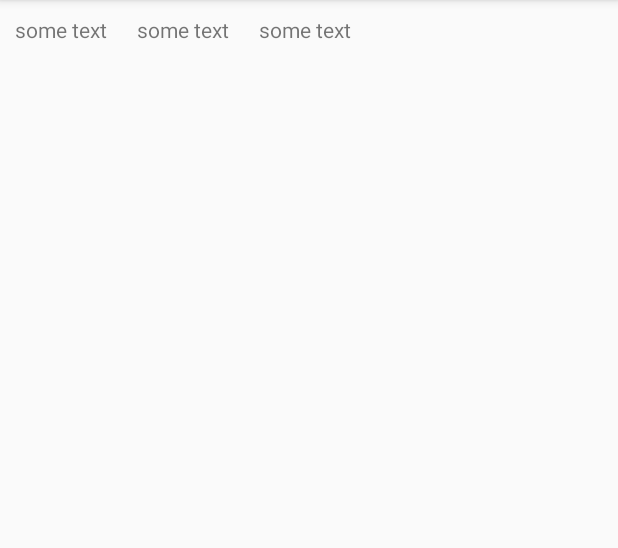
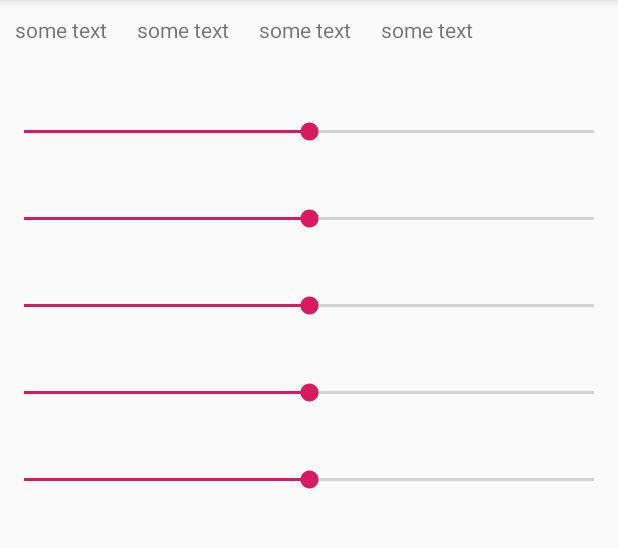
Before and after one commit to JackKetch1686/Equalizer, an Android app: the EqualizerActivity screen opened directly, with no data from a screen before it, on a phone screen of 412 x 824 dp, the part 84-632 px from its top. Run offline under Robolectric (Android 15) with nearby library versions, the light colour scheme and no system bars; 6 statements that could not run were skipped.

Commit message:
Added seekBars but it doesnt work by now

```diff
--- a/app/src/main/java/ru/spb/designedBy239School/advancedMusicPlayer/EqualizerActivity.kt
+++ b/app/src/main/java/ru/spb/designedBy239School/advancedMusicPlayer/EqualizerActivity.kt
@@ -4,6 +4,7 @@ import android.media.audiofx.Equalizer
 import androidx.appcompat.app.AppCompatActivity
 import android.os.Bundle
 import android.util.Log
+import android.widget.SeekBar
 import kotlinx.android.synthetic.main.activity_equalizer.*
 import kotlinx.android.synthetic.main.activity_main.*
 
@@ -19,8 +20,32 @@ class EqualizerActivity : AppCompatActivity() {
         }
 
         val equalizer = Equalizer(1, intent.getStringExtra("Session_Id").toInt())
+        Log.d("EQ", "Start level is ${equalizer.getBandLevel(0)}")
 
         text_preset.text = equalizer.getPresetName(equalizer.currentPreset)
         text_number_of_bands.text = equalizer.numberOfBands.toString()
+        tex_min_freq.text = equalizer.getBandFreqRange(0)[0].toString()
+        tex_min_freq.text = equalizer.getBandFreqRange(0)[1].toString()
+
+
+        eq_seek_bar_1.setOnSeekBarChangeListener(object : SeekBar.OnSeekBarChangeListener {
+            override fun onStartTrackingTouch(seekBar : SeekBar?) {
+
+            }
+
+            override fun onStopTrackingTouch(seekBar : SeekBar?) {
+                equalizer.setBandLevel(0, seekBar!!.progress.toShort())
+                text_band_0.text = equalizer.getBandLevel(0).toString()
+            }
+
+            override fun onProgressChanged(p0: SeekBar?, p1: Int, p2: Boolean) {
+
+            }
+
+        })
+//        val bands = Array<Short>(5) { i->i.toShort() }
+//        for (band in bands) {
+//            Log.d("EQ",("${equalizer.getBandFreqRange(band)[0]} ${equalizer.getBandFreqRange(band)[1]}"))
+//        }
     }
 }
--- a/app/src/main/java/ru/spb/designedBy239School/advancedMusicPlayer/MainActivity.kt
+++ b/app/src/main/java/ru/spb/designedBy239School/advancedMusicPlayer/MainActivity.kt
@@ -93,6 +93,7 @@ class MainActivity : AppCompatActivity() {
 
         val intent = Intent(this, EqualizerActivity::class.java)
         intent.putExtra("Session_Id", mediaPlayer.audioSessionId.toString())
+
         Equalizer_button.setOnClickListener {
             startActivity(intent)
         }
--- a/app/src/main/res/layout/activity_equalizer.xml
+++ b/app/src/main/res/layout/activity_equalizer.xml
@@ -5,8 +5,9 @@
         xmlns:app="http://schemas.android.com/apk/res-auto"
         android:layout_width="match_parent"
         android:layout_height="match_parent"
+        android:orientation="vertical"
         tools:context=".EqualizerActivity">
-
+    <LinearLayout android:layout_width="match_parent" android:layout_height="wrap_content">
         <TextView
                 android:layout_width="wrap_content"
                 android:layout_height="wrap_content"
@@ -33,4 +34,72 @@
                 android:layout_marginHorizontal="10dp"
                 android:layout_marginVertical="10dp"
         />
+
+        <TextView
+                android:layout_width="wrap_content"
+                android:layout_height="wrap_content"
+                android:id="@+id/text_band_0"
+                android:text="some text"
+                android:layout_marginHorizontal="10dp"
+                android:layout_marginVertical="10dp"
+        />
+
     </LinearLayout>
+    <LinearLayout android:layout_width="match_parent" android:layout_height="wrap_content">
+        <TextView
+                android:layout_width="wrap_content"
+                android:layout_height="wrap_content"
+                android:id="@+id/tex_min_freq"
+        />
+        <TextView
+                android:layout_width="wrap_content"
+                android:layout_height="wrap_content"
+                android:id="@+id/tex_max_freq"
+        />
+    </LinearLayout>
+    <SeekBar
+            android:layout_width="match_parent"
+            android:layout_height="wrap_content"
+            android:layout_marginVertical="20dp"
+            android:id="@+id/eq_seek_bar_1"
+            android:max="30000"
+            android:min="-30000"
+            android:progress="0"
+    />
+    <SeekBar
+            android:layout_width="match_parent"
+            android:layout_height="wrap_content"
+            android:layout_marginVertical="20dp"
+            android:id="@+id/eq_seek_bar_2"
+            android:max="30000"
+            android:min="-30000"
+            android:progress="0"
+    />
+    <SeekBar
+            android:layout_width="match_parent"
+            android:layout_height="wrap_content"
+            android:layout_marginVertical="20dp"
+            android:id="@+id/eq_seek_bar_3"
+            android:max="30000"
+            android:min="-30000"
+            android:progress="0"
+    />
+    <SeekBar
+            android:layout_width="match_parent"
+            android:layout_height="wrap_content"
+            android:layout_marginVertical="20dp"
+            android:id="@+id/eq_seek_bar_4"
+            android:max="30000"
+            android:min="-30000"
+            android:progress="0"
+    />
+    <SeekBar
+            android:layout_width="match_parent"
+            android:layout_height="wrap_content"
+            android:layout_marginVertical="20dp"
+            android:id="@+id/eq_seek_bar_5"
+            android:max="30000"
+            android:min="-30000"
+            android:progress="0"
+    />
+</LinearLayout>
```
Lines whose indentation alone changed are shown as unchanged.
